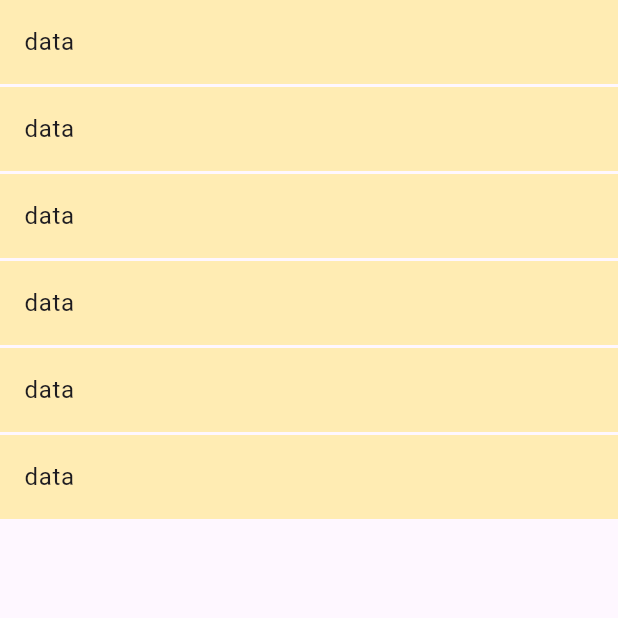
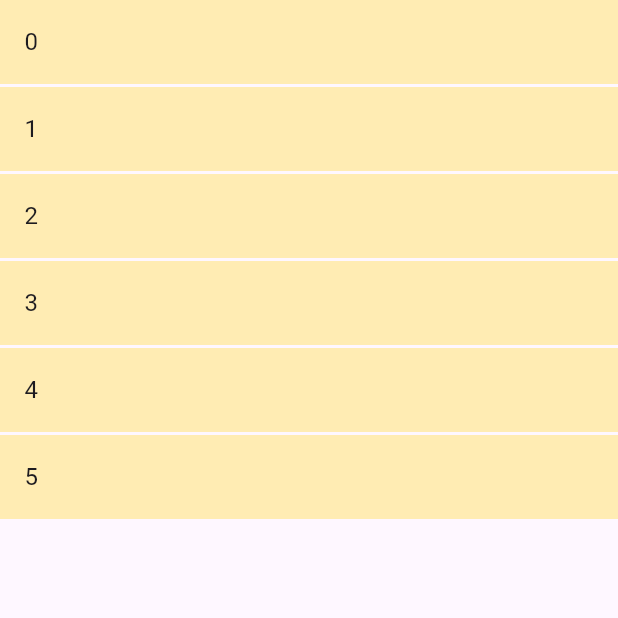
Before and after one commit to meetshaheer/ListView-Widget-Builder, a Flutter app: the screen it shows after launch, on a phone screen of 412 x 824 dp, the top half of it. Run offline on Flutter 3.47's test engine with Material 3 defaults, Android fonts, the phone set to English and light mode, and no system bars.

Commit message:
generate indexes on the behalf of itemcount

```diff
--- a/listiew/lib/listview.dart
+++ b/listiew/lib/listview.dart
@@ -19,7 +19,7 @@ class _listViewState extends State<listView> {
           margin: EdgeInsets.only(bottom: 2),
           child: ListTile(
             tileColor: Colors.amber[100],
-            title: Text("data"),
+            title: Text(index.toString()),
           ),
         );
       },
```
